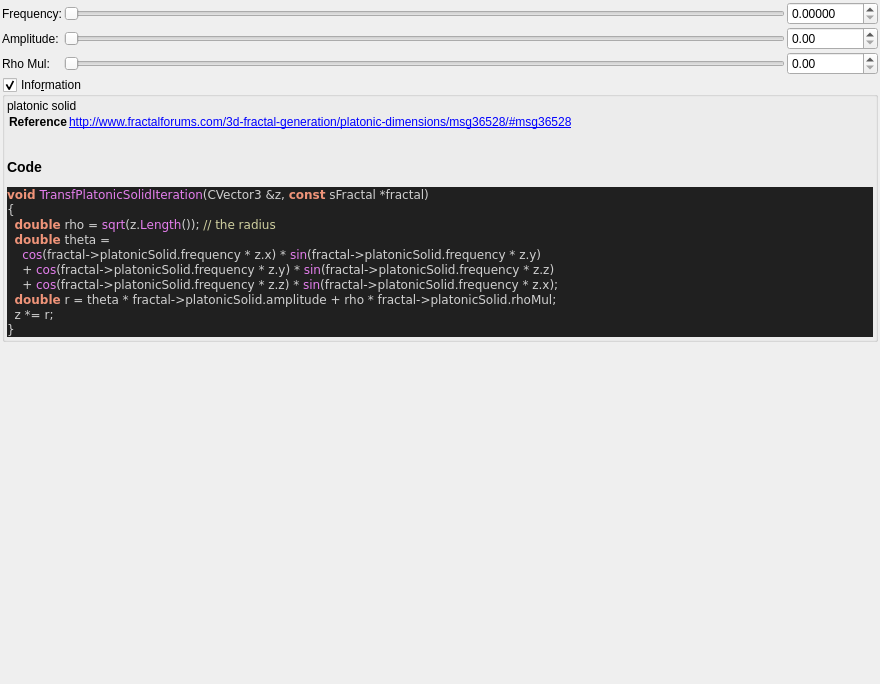
The window that mandelbulber2/formula/ui/fractal_transf_platonic_solid.ui (buddhi1980/mandelbulber2) describes before a commit, drawn with Qt 5.
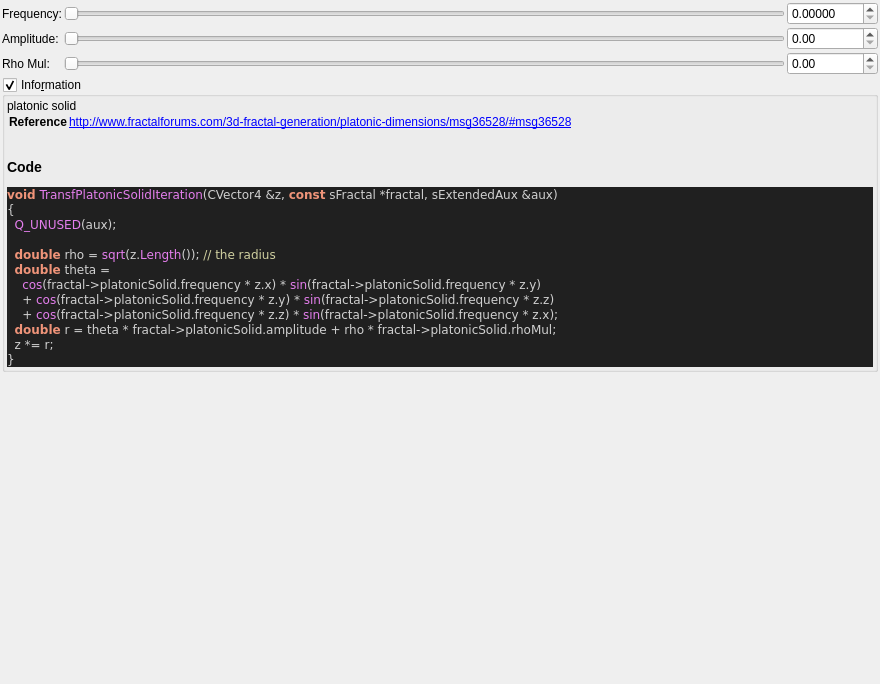
The same window after the commit. Custom widgets are drawn as their Qt base class.

The edit to the form file:
```diff
--- a/mandelbulber2/formula/ui/fractal_transf_platonic_solid.ui
+++ b/mandelbulber2/formula/ui/fractal_transf_platonic_solid.ui
@@ -234,8 +234,10 @@
 &lt;/table&gt;
 &lt;h3&gt;Code&lt;/h3&gt;
 &lt;body style=&quot;background-color:#202020&quot;&gt;
-&lt;pre style=&quot;color:#d0d0d0; background-color:#202020;  font-family:'Courier New',monospace;&quot;&gt;&lt;span style=&quot;color:#f09479; font-weight:bold&quot;&gt;void&lt;/span&gt; &lt;span style=&quot;color:#e47eed&quot;&gt;TransfPlatonicSolidIteration&lt;/span&gt;&lt;span style=&quot;color:#d0d0d0&quot;&gt;(&lt;/span&gt;CVector3 &lt;span style=&quot;color:#d0d0d0&quot;&gt;&amp;amp;&lt;/span&gt;z&lt;span style=&quot;color:#d0d0d0&quot;&gt;,&lt;/span&gt; &lt;span style=&quot;color:#f09479; font-weight:bold&quot;&gt;const&lt;/span&gt; sFractal &lt;span style=&quot;color:#d0d0d0&quot;&gt;*&lt;/span&gt;fractal&lt;span style=&quot;color:#d0d0d0&quot;&gt;)&lt;/span&gt;
+&lt;pre style=&quot;color:#d0d0d0; background-color:#202020;  font-family:'Courier New',monospace;&quot;&gt;&lt;span style=&quot;color:#f09479; font-weight:bold&quot;&gt;void&lt;/span&gt; &lt;span style=&quot;color:#e47eed&quot;&gt;TransfPlatonicSolidIteration&lt;/span&gt;&lt;span style=&quot;color:#d0d0d0&quot;&gt;(&lt;/span&gt;CVector4 &lt;span style=&quot;color:#d0d0d0&quot;&gt;&amp;amp;&lt;/span&gt;z&lt;span style=&quot;color:#d0d0d0&quot;&gt;,&lt;/span&gt; &lt;span style=&quot;color:#f09479; font-weight:bold&quot;&gt;const&lt;/span&gt; sFractal &lt;span style=&quot;color:#d0d0d0&quot;&gt;*&lt;/span&gt;fractal&lt;span style=&quot;color:#d0d0d0&quot;&gt;,&lt;/span&gt; sExtendedAux &lt;span style=&quot;color:#d0d0d0&quot;&gt;&amp;amp;&lt;/span&gt;aux&lt;span style=&quot;color:#d0d0d0&quot;&gt;)&lt;/span&gt;
 &lt;span style=&quot;color:#d0d0d0&quot;&gt;{&lt;/span&gt;
+  &lt;span style=&quot;color:#e47eed&quot;&gt;Q_UNUSED&lt;/span&gt;&lt;span style=&quot;color:#d0d0d0&quot;&gt;(&lt;/span&gt;aux&lt;span style=&quot;color:#d0d0d0&quot;&gt;);&lt;/span&gt;
+
   &lt;span style=&quot;color:#f09479; font-weight:bold&quot;&gt;double&lt;/span&gt; rho &lt;span style=&quot;color:#d0d0d0&quot;&gt;=&lt;/span&gt; &lt;span style=&quot;color:#e47eed&quot;&gt;sqrt&lt;/span&gt;&lt;span style=&quot;color:#d0d0d0&quot;&gt;(&lt;/span&gt;z&lt;span style=&quot;color:#d0d0d0&quot;&gt;.&lt;/span&gt;&lt;span style=&quot;color:#e47eed&quot;&gt;Length&lt;/span&gt;&lt;span style=&quot;color:#d0d0d0&quot;&gt;());&lt;/span&gt; &lt;span style=&quot;color:#d0d0a0&quot;&gt;// the radius&lt;/span&gt;
   &lt;span style=&quot;color:#f09479; font-weight:bold&quot;&gt;double&lt;/span&gt; theta &lt;span style=&quot;color:#d0d0d0&quot;&gt;=&lt;/span&gt;
     &lt;span style=&quot;color:#e47eed&quot;&gt;cos&lt;/span&gt;&lt;span style=&quot;color:#d0d0d0&quot;&gt;(&lt;/span&gt;fractal&lt;span style=&quot;color:#d0d0d0&quot;&gt;-&amp;gt;&lt;/span&gt;platonicSolid&lt;span style=&quot;color:#d0d0d0&quot;&gt;.&lt;/span&gt;frequency &lt;span style=&quot;color:#d0d0d0&quot;&gt;*&lt;/span&gt; z&lt;span style=&quot;color:#d0d0d0&quot;&gt;.&lt;/span&gt;x&lt;span style=&quot;color:#d0d0d0&quot;&gt;) *&lt;/span&gt; &lt;span style=&quot;color:#e47eed&quot;&gt;sin&lt;/span&gt;&lt;span style=&quot;color:#d0d0d0&quot;&gt;(&lt;/span&gt;fractal&lt;span style=&quot;color:#d0d0d0&quot;&gt;-&amp;gt;&lt;/span&gt;platonicSolid&lt;span style=&quot;color:#d0d0d0&quot;&gt;.&lt;/span&gt;frequency &lt;span style=&quot;color:#d0d0d0&quot;&gt;*&lt;/span&gt; z&lt;span style=&quot;color:#d0d0d0&quot;&gt;.&lt;/span&gt;y&lt;span style=&quot;color:#d0d0d0&quot;&gt;)&lt;/span&gt;
```
